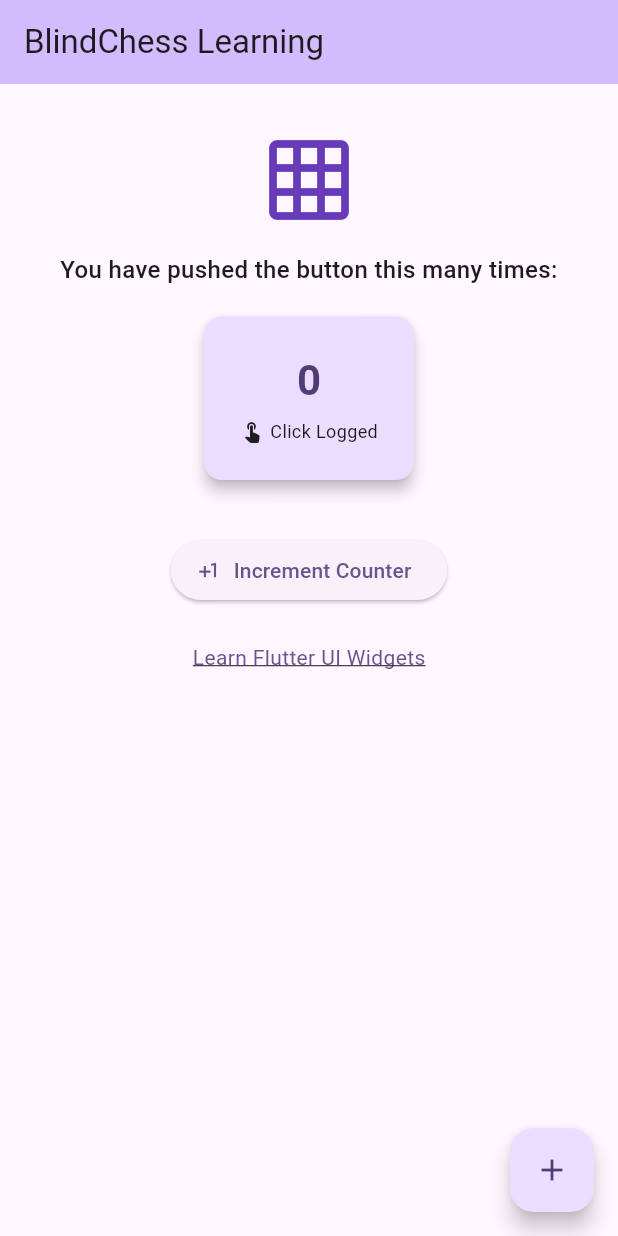
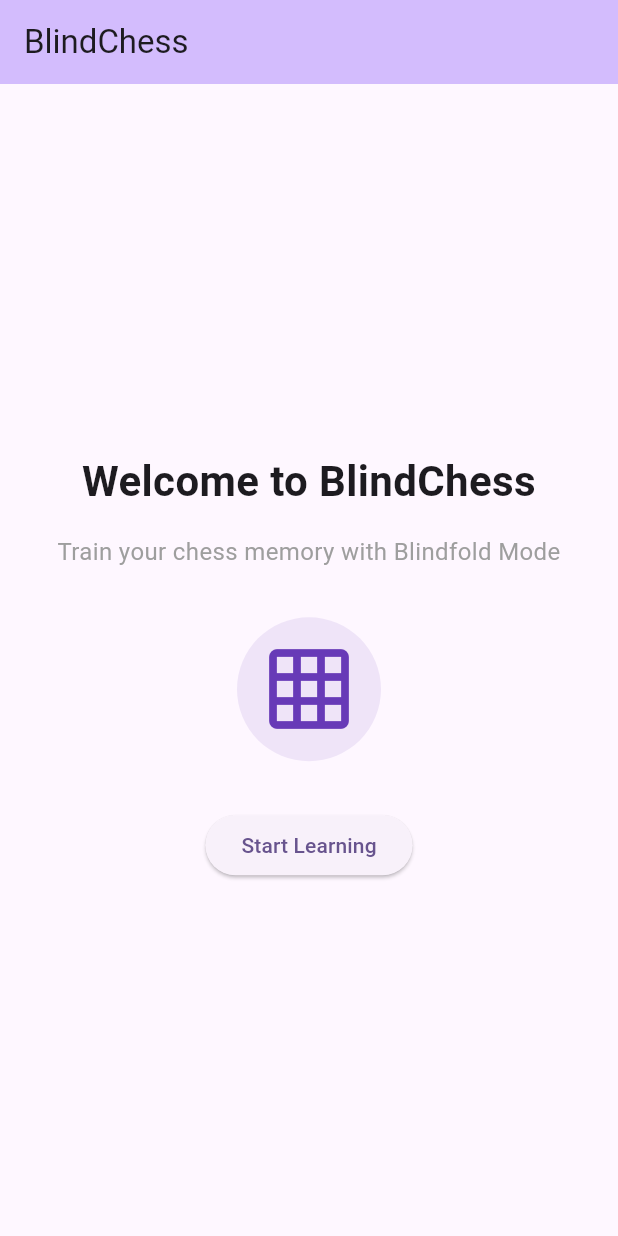
Before and after one commit to KSN1729/BlindChess, a Flutter app: the screen it shows after launch, on a phone screen of 412 x 824 dp. Run offline on Flutter 3.47's test engine with Material 3 defaults, Android fonts, the phone set to English and light mode, and no system bars.

Commit message:
Day 4 completed - BlindChess home screen

```diff
--- a/lib/main.dart
+++ b/lib/main.dart
@@ -1,211 +1,128 @@
 import 'package:flutter/material.dart';
 
+// main is the entry point of the Flutter application.
 void main() {
   runApp(const MyApp());
 }
 
+/// [MaterialApp]
+/// The root widget of a Flutter application. It configures the general metadata of the app
+/// (such as title, theme, and navigation routes) and enables Material Design features.
 class MyApp extends StatelessWidget {
   const MyApp({super.key});
 
   @override
   Widget build(BuildContext context) {
     return MaterialApp(
+      // The title of the application, used by the operating system for display (e.g., in task managers).
+      title: 'BlindChess Learning',
       debugShowCheckedModeBanner: false,
-      title: 'BlindChess Learning',
       theme: ThemeData(
-        colorScheme: ColorScheme.fromSeed(
-          seedColor: Colors.deepPurple,
-        ),
+        colorScheme: ColorScheme.fromSeed(seedColor: Colors.deepPurple),
         useMaterial3: true,
       ),
-      home: const MyHomePage(
-        title: 'BlindChess Learning',
-      ),
+      // The default home screen of the application.
+      home: const MyHomePage(),
     );
   }
 }
 
-class MyHomePage extends StatefulWidget {
-  const MyHomePage({
-    super.key,
-    required this.title,
-  });
-
-  final String title;
-
-  @override
-  State<MyHomePage> createState() => _MyHomePageState();
-}
-
-class _MyHomePageState extends State<MyHomePage> {
-  int _counter = 0;
-
-  void _incrementCounter() {
-    setState(() {
-      _counter++;
-    });
-  }
+class MyHomePage extends StatelessWidget {
+  const MyHomePage({super.key});
 
   @override
   Widget build(BuildContext context) {
+    /// [SafeArea]
+    /// A helper widget that automatically inserts padding to avoid overlapping with
+    /// system UI elements like notch, status bar, navigation bar, or rounded corners.
     return SafeArea(
+      /// [Scaffold]
+      /// A container widget that provides a structural layout framework for a Material Design screen.
+      /// It contains slots for major components like an AppBar, Drawer, FloatingActionButton, and a Body.
       child: Scaffold(
+        /// [AppBar]
+        /// A top toolbar widget that displays branding, screen title, and utility actions.
+        /// It helps define the context of the screen.
         appBar: AppBar(
-          backgroundColor:
-              Theme.of(context).colorScheme.inversePrimary,
-          title: Text(widget.title),
+          backgroundColor: Theme.of(context).colorScheme.inversePrimary,
+          // The title widget displayed in the AppBar.
+          title: const Text('BlindChess'),
         ),
-
-        body: SingleChildScrollView(
-          child: Center(
-            child: Column(
-              mainAxisAlignment:
-                  MainAxisAlignment.center,
-              children: [
-
-                const SizedBox(height: 32),
-
-                const Icon(
-                  Icons.grid_on,
+        /// [Center]
+        /// A layout widget that aligns its single child widget in the exact center
+        /// (both horizontally and vertically) of the available space.
+        body: Center(
+          /// [Column]
+          /// A multi-child layout widget that displays its children in a vertical sequence (top-to-bottom).
+          /// It supports aligning children horizontally and distributing them vertically.
+          child: Column(
+            mainAxisAlignment: MainAxisAlignment.center,
+            children: [
+              /// [Padding]
+              /// A layout widget that wraps another widget and adds space around it
+              /// based on the provided EdgeInsets constraints.
+              const Padding(
+                padding: EdgeInsets.symmetric(horizontal: 24.0, vertical: 8.0),
+                /// [Text]
+                /// A basic widget that renders a single line or multi-line styled text string
+                /// with custom font size, weight, alignment, and color.
+                child: Text(
+                  'Welcome to BlindChess',
+                  style: TextStyle(
+                    fontSize: 28,
+                    fontWeight: FontWeight.bold,
+                  ),
+                  textAlign: TextAlign.center,
+                ),
+              ),
+              const Padding(
+                padding: EdgeInsets.symmetric(horizontal: 24.0, vertical: 8.0),
+                child: Text(
+                  'Train your chess memory with Blindfold Mode',
+                  style: TextStyle(
+                    fontSize: 16,
+                    color: Colors.grey,
+                  ),
+                  textAlign: TextAlign.center,
+                ),
+              ),
+              const SizedBox(height: 24),
+              /// [Container]
+              /// A general-purpose widget that combines painting, positioning, and sizing.
+              /// It can display colors, borders, shadows, backgrounds, padding, margins, and shapes.
+              Container(
+                padding: const EdgeInsets.all(16),
+                decoration: BoxDecoration(
+                  color: Colors.deepPurple.withValues(alpha: 0.1),
+                  shape: BoxShape.circle,
+                ),
+                /// [Icon]
+                /// A widget that displays a graphical vector symbol or glyph from a font family
+                /// (like the standard Material Icons font).
+                child: const Icon(
+                  Icons.grid_on, // Grid icon representing a chessboard layout
                   size: 64,
                   color: Colors.deepPurple,
                 ),
-
-                const SizedBox(height: 16),
-
-                const Padding(
-                  padding:
-                      EdgeInsets.symmetric(horizontal: 24),
-                  child: Text(
-                    'You have pushed the button this many times:',
-                    textAlign: TextAlign.center,
-                    style: TextStyle(
-                      fontSize: 16,
-                      fontWeight: FontWeight.w500,
+              ),
+              const SizedBox(height: 32),
+              /// [ElevatedButton]
+              /// A Material Design button that elevates above the background when active.
+              /// It triggers a callback function (onPressed) when tapped by the user.
+              ElevatedButton(
+                onPressed: () {
+                  // ScaffoldMessenger is used to display snack bar messages at the bottom of the screen.
+                  ScaffoldMessenger.of(context).showSnackBar(
+                    const SnackBar(
+                      content: Text('BlindChess journey begins!'),
+                      duration: Duration(seconds: 2),
                     ),
-                  ),
-                ),
-
-                const SizedBox(height: 16),
-
-                Card(
-                  elevation: 4,
-                  color: Theme.of(context)
-                      .colorScheme
-                      .primaryContainer,
-                  shape: RoundedRectangleBorder(
-                    borderRadius:
-                        BorderRadius.circular(12),
-                  ),
-                  child: Padding(
-                    padding:
-                        const EdgeInsets.all(24),
-                    child: Column(
-                      mainAxisSize:
-                          MainAxisSize.min,
-                      children: [
-
-                        Text(
-                          '$_counter',
-                          style: Theme.of(context)
-                              .textTheme
-                              .headlineMedium
-                              ?.copyWith(
-                                fontWeight:
-                                    FontWeight.bold,
-                                color: Theme.of(context)
-                                    .colorScheme
-                                    .onPrimaryContainer,
-                              ),
-                        ),
-
-                        const SizedBox(height: 8),
-
-                        const Row(
-                          mainAxisSize:
-                              MainAxisSize.min,
-                          children: [
-
-                            Icon(
-                              Icons.touch_app,
-                              size: 16,
-                            ),
-
-                            SizedBox(width: 4),
-
-                            Text(
-                              'Click Logged',
-                              style: TextStyle(
-                                fontSize: 12,
-                              ),
-                            ),
-                          ],
-                        ),
-                      ],
-                    ),
-                  ),
-                ),
-
-                const SizedBox(height: 32),
-
-                ElevatedButton.icon(
-                  onPressed: _incrementCounter,
-                  icon: const Icon(Icons.plus_one),
-                  label: const Text(
-                    'Increment Counter',
-                  ),
-                ),
-
-                const SizedBox(height: 16),
-
-                GestureDetector(
-                  onTap: () {
-                    ScaffoldMessenger.of(context)
-                        .showSnackBar(
-                      const SnackBar(
-                        content: Text(
-                          'Gesture Tap Registered!',
-                        ),
-                        duration:
-                            Duration(milliseconds: 500),
-                      ),
-                    );
-                  },
-                  child: InkWell(
-                    onTap: () {},
-                    borderRadius:
-                        BorderRadius.circular(8),
-                    child: Padding(
-                      padding:
-                          const EdgeInsets.symmetric(
-                        horizontal: 16,
-                        vertical: 8,
-                      ),
-                      child: Text(
-                        'Learn Flutter UI Widgets',
-                        style: TextStyle(
-                          color: Theme.of(context)
-                              .colorScheme
-                              .primary,
-                          decoration:
-                              TextDecoration.underline,
-                        ),
-                      ),
-                    ),
-                  ),
-                ),
-
-                const SizedBox(height: 32),
-              ],
-            ),
+                  );
+                },
+                child: const Text('Start Learning'),
+              ),
+            ],
           ),
-        ),
-
-        floatingActionButton:
-            FloatingActionButton(
-          onPressed: _incrementCounter,
-          tooltip: 'Increment',
-          child: const Icon(Icons.add),
         ),
       ),
     );
```
Also changed, not shown: 2 other files.
